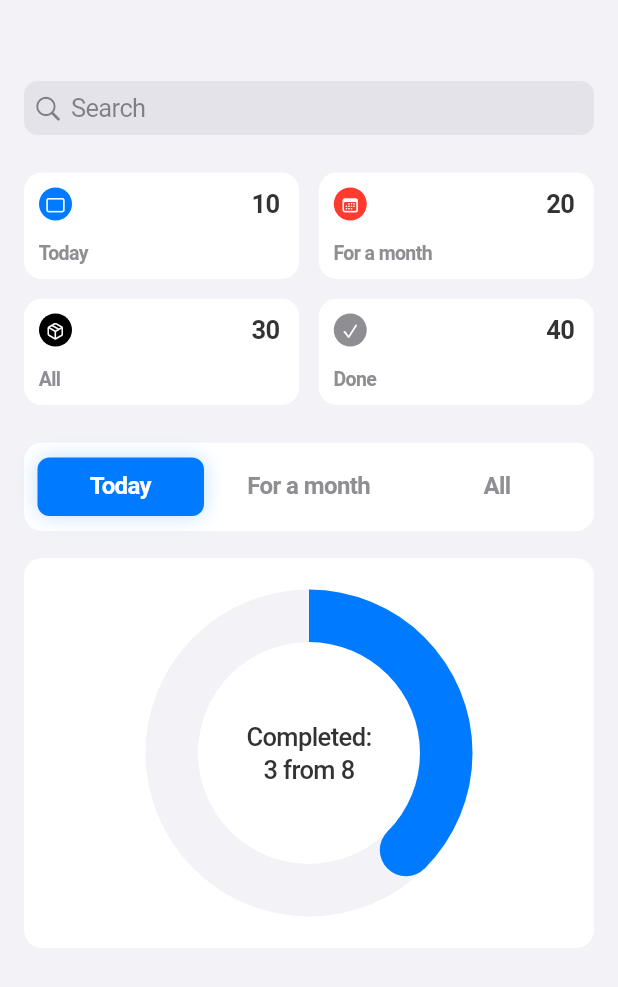
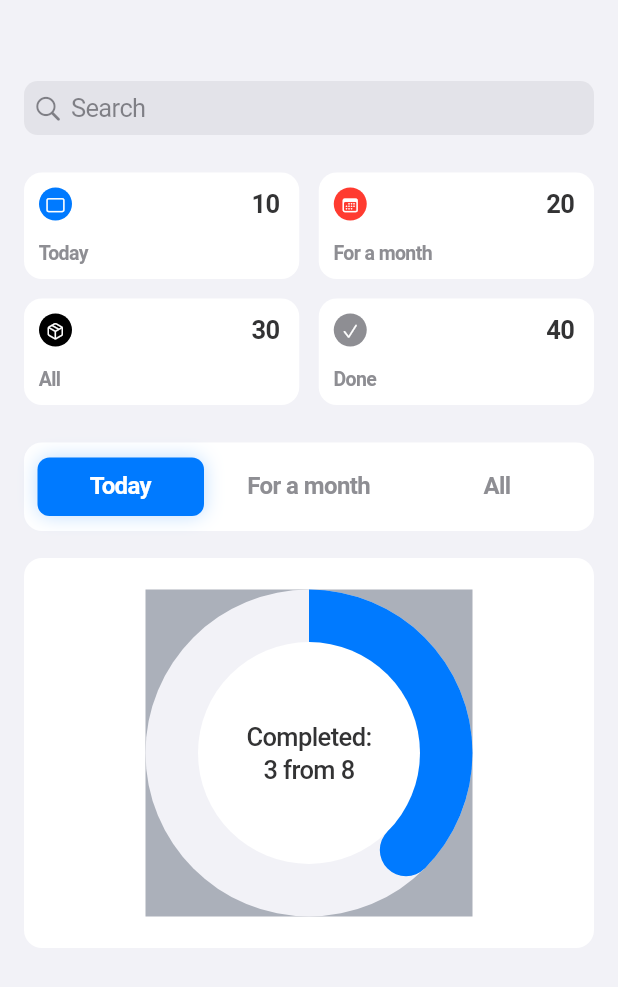
Before and after one commit to Rollfreeze/reminder_lite_flutter, a Flutter app: the screen it shows after launch, on a phone screen of 412 x 824 dp. Shown: the top 987 px of the screen. Run offline on Flutter 3.47's test engine with Material 3 defaults, Android fonts, the phone set to English and light mode, and no system bars; our stand-ins replace bloc, flutter_bloc, freezed_annotation, go_router; generated files the repository leaves out were written again.

Commit message:
docs: ProgressCirclePainter

```diff
--- a/reminder_lite/lib/features/home/widgets/progress_section/progress_circle_painter.dart
+++ b/reminder_lite/lib/features/home/widgets/progress_section/progress_circle_painter.dart
@@ -62,7 +62,7 @@ class ProgressCirclePainter extends CustomPainter {
       whitePaint,
     );
 
-    // /// Draws a centred message.
+    /// Draws a centred message.
     _maybeDrawText(
       canvas: canvas,
       size: size,
@@ -72,6 +72,7 @@ class ProgressCirclePainter extends CustomPainter {
       innerRadius: innerCircleRadius * 2,
     );
 
+    /// Draws a progress curve rounded head.
     _drawProgressHead(
       canvas: canvas,
       size: size,
--- a/reminder_lite/lib/features/home/widgets/progress_section/progress_circle_section.dart
+++ b/reminder_lite/lib/features/home/widgets/progress_section/progress_circle_section.dart
@@ -45,6 +45,8 @@ class ProgressCircleSection extends StatelessWidget {
         child: Center(
           child: SizedBox.square(
             dimension: 218,
+            child: ColoredBox(
+              color: AppColors.gray2,
               child: ProgressCircle(
                 completed: completed,
                 total: total,
@@ -55,6 +57,7 @@ class ProgressCircleSection extends StatelessWidget {
             ),
           ),
         ),
+      ),
     );
   }
 }
```
Lines whose indentation alone changed are shown as unchanged.
